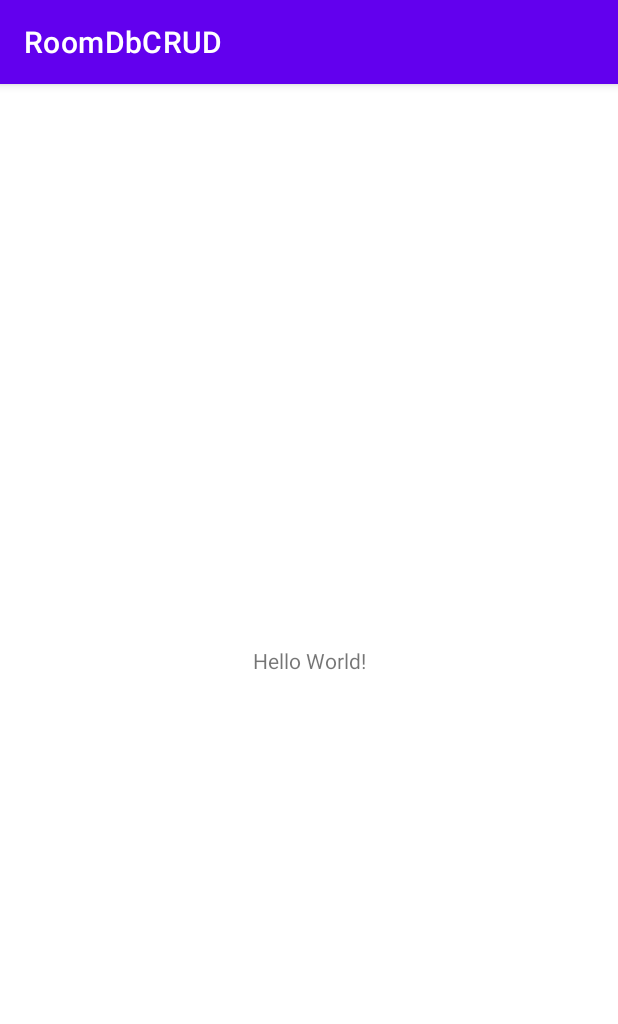
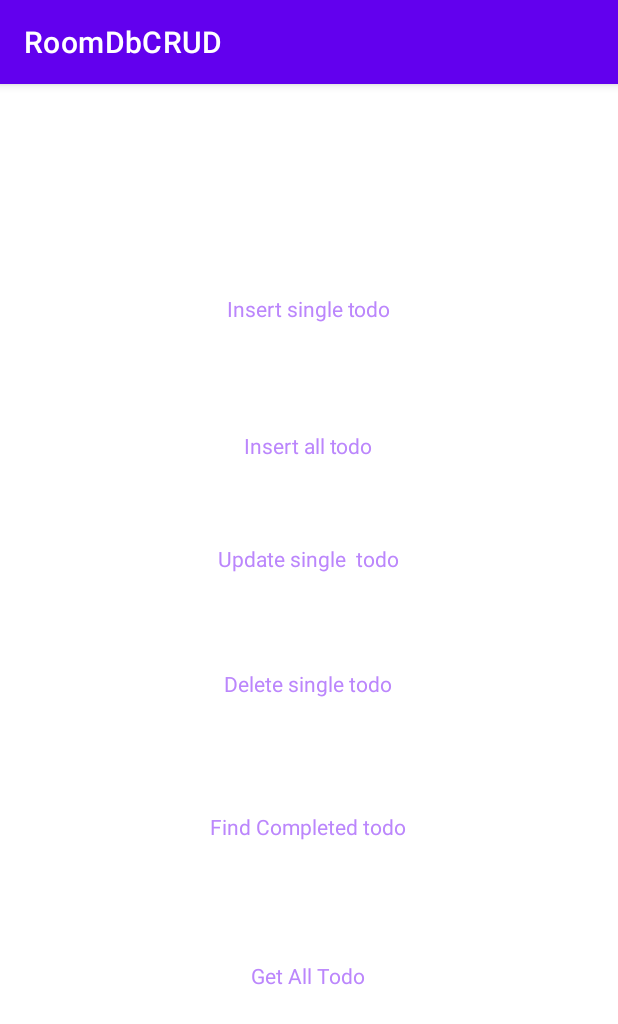
Before and after one commit to Harshmanitripathi/RoomDB, an Android app: the screen it shows after launch (MainActivity), on a phone screen of 412 x 824 dp. Shown: the top 1024 px of the screen. Run offline under Robolectric (Android 15) with nearby library versions, the phone set to English and light mode, and no system bars.

Commit message:
Changes in file: All if them
description:-
All the changes made were done in order to insert a single work and it's complete state in todo list and to get the data back.

```diff
--- a/app/build.gradle
+++ b/app/build.gradle
@@ -36,4 +36,8 @@ dependencies {
     testImplementation 'junit:junit:4.13.2'
     androidTestImplementation 'androidx.test.ext:junit:1.1.5'
     androidTestImplementation 'androidx.test.espresso:espresso-core:3.5.1'
+
+    implementation 'androidx.room:room-runtime:2.4.0'
+    annotationProcessor 'androidx.room:room-compiler:2.4.0'
+
 }
--- /dev/null
+++ b/app/src/main/java/com/example/roomdbcrud/User.java
@@ -0,0 +1,4 @@
+package com.example.roomdbcrud;
+
+public class User {
+}
--- a/app/src/main/res/layout/activity_main.xml
+++ b/app/src/main/res/layout/activity_main.xml
@@ -7,12 +7,80 @@
     tools:context=".MainActivity">
 
     <TextView
+        android:id="@+id/Insert_single_todo"
         android:layout_width="wrap_content"
         android:layout_height="wrap_content"
-        android:text="Hello World!"
-        app:layout_constraintBottom_toBottomOf="parent"
+        android:layout_marginTop="140dp"
+        android:text="Insert single todo"
+        android:textColor="@color/purple_200"
+        android:onClick="insertSingleTodo"
         app:layout_constraintEnd_toEndOf="parent"
         app:layout_constraintStart_toStartOf="parent"
         app:layout_constraintTop_toTopOf="parent" />
 
+    <TextView
+        android:id="@+id/Insert_all_todo"
+        android:layout_width="wrap_content"
+        android:layout_height="wrap_content"
+        android:layout_marginTop="72dp"
+        android:text="Insert all todo"
+        android:textColor="@color/purple_200"
+        android:onClick="insertAllTodo"
+        app:layout_constraintEnd_toEndOf="parent"
+        app:layout_constraintHorizontal_bias="0.498"
+        app:layout_constraintStart_toStartOf="parent"
+        app:layout_constraintTop_toBottomOf="@+id/Insert_single_todo" />
+
+    <TextView
+        android:id="@+id/Update_single_todo"
+        android:layout_width="wrap_content"
+        android:layout_height="wrap_content"
+        android:layout_marginTop="56dp"
+        android:text="Update single  todo"
+        android:textColor="@color/purple_200"
+        android:onClick="updateMultipleTodo"
+        app:layout_constraintEnd_toEndOf="parent"
+        app:layout_constraintHorizontal_bias="0.498"
+        app:layout_constraintStart_toStartOf="parent"
+        app:layout_constraintTop_toBottomOf="@+id/Insert_all_todo" />
+
+    <TextView
+        android:id="@+id/Delete_single_todo"
+        android:layout_width="wrap_content"
+        android:layout_height="wrap_content"
+        android:layout_marginTop="64dp"
+        android:text="Delete single todo"
+        android:textColor="@color/purple_200"
+        android:onClick="deleteSingleTodo"
+        app:layout_constraintEnd_toEndOf="parent"
+        app:layout_constraintHorizontal_bias="0.498"
+        app:layout_constraintStart_toStartOf="parent"
+        app:layout_constraintTop_toBottomOf="@+id/Update_single_todo" />
+
+    <TextView
+        android:id="@+id/Find_Completed_todo"
+        android:layout_width="wrap_content"
+        android:layout_height="wrap_content"
+        android:layout_marginTop="76dp"
+        android:text="Find Completed todo"
+        android:textColor="@color/purple_200"
+        android:onClick="findCompletedTodo"
+        app:layout_constraintEnd_toEndOf="parent"
+        app:layout_constraintHorizontal_bias="0.498"
+        app:layout_constraintStart_toStartOf="parent"
+        app:layout_constraintTop_toBottomOf="@+id/Delete_single_todo" />
+
+    <TextView
+        android:id="@+id/textView6"
+        android:layout_width="wrap_content"
+        android:layout_height="wrap_content"
+        android:layout_marginTop="80dp"
+        android:text="Get All Todo"
+        android:textColor="@color/purple_200"
+        android:onClick="getAllTodos"
+        app:layout_constraintEnd_toEndOf="parent"
+        app:layout_constraintHorizontal_bias="0.498"
+        app:layout_constraintStart_toStartOf="parent"
+        app:layout_constraintTop_toBottomOf="@+id/Find_Completed_todo" />
+
 </androidx.constraintlayout.widget.ConstraintLayout>
```
Also changed, not shown: app/src/main/java/com/example/roomdbcrud/MainActivity.java (+53 -0 lines), app/src/main/java/com/example/roomdbcrud/MyRoomDatabase.java (added, +46 -0 lines), app/src/main/java/com/example/roomdbcrud/Todo.java (added, +56 -0 lines), app/src/main/java/com/example/roomdbcrud/UserDao.java (added, +22 -0 lines).
